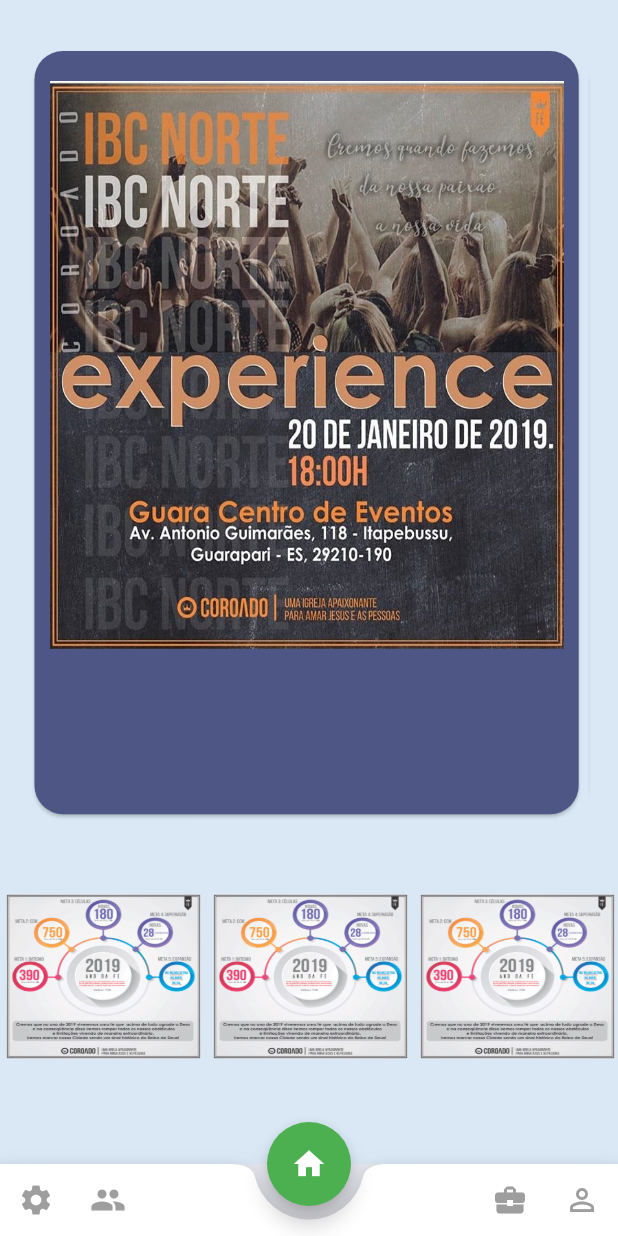
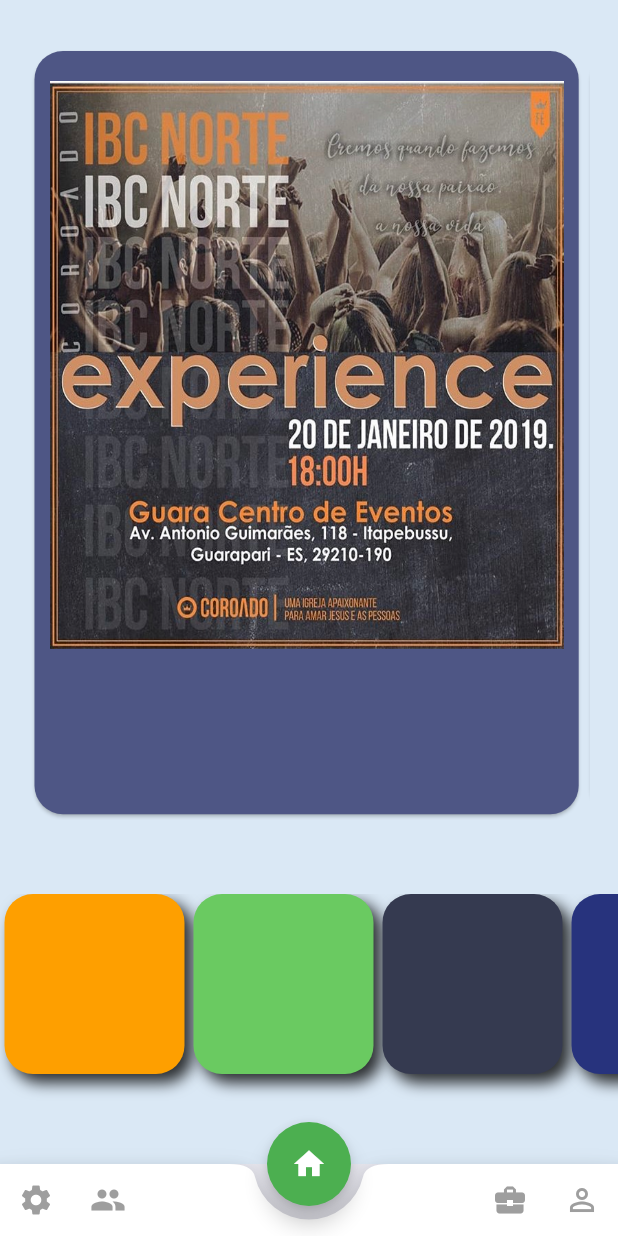
Before and after one commit to leordrigues/webchurch, a Flutter app: the screen it shows after launch, on a phone screen of 412 x 824 dp. Run offline on Flutter 3.47's test engine with Material 2 defaults, Android fonts, the phone set to English and light mode, and no system bars.

Commit message:
coloquei cor nos objetos

```diff
--- a/lib/detail_bottom.dart
+++ b/lib/detail_bottom.dart
@@ -10,15 +10,15 @@ class DetailBottom extends StatelessWidget {
             height: 180,
             color: Colors.grey [290],
             child: ListView(
-              padding: const EdgeInsets.only(bottom: 70,),
+              padding: const EdgeInsets.only(bottom: 60,),
               scrollDirection: Axis.horizontal,
               children: <Widget>[
-                Group(title: "",color: Color(0xFFFE9F00),  ),
+                Group(title: "",color: Color(0xFFFE9F00),),
                 Group(title: "",color: Color(0xFF6ACA61),),
                 Group(title: "",color: Color(0xFF353A50),),
-                Group(title: "",color: Color(0xFF27337D),),
-                Group(title: "",color: Color(0xFFFE5440),),
-                Group(title: "",color: Colors.yellow,),
+               Group(title: "",color: Color(0xFF27337D),),
+                //Group(title: "",color: Color(0xFFFE5440),),
+               // Group(title: "",color: Colors.yellow,),
               ],
             ));
   }
--- a/lib/group.dart
+++ b/lib/group.dart
@@ -17,24 +17,19 @@ class Group extends StatelessWidget {
               blurRadius: 8     //ATE AQUI
             )
           ],
-          //border: Border.all(   //BORDA
+          //border: Border.all(
           //width: 0.5,
           );
-    return Container(
-      decoration: BoxDecoration(
-                        image: DecorationImage(
-                          image: AssetImage("assets/imag2.PNG",),
-                            fit: BoxFit.fill            //Coloquei Borda na imageem
-                            )),
-          width: 130,
-          margin: const EdgeInsets.symmetric(horizontal: 4), //Separação das colunas
-         // decoration: boxDecoration,
+    return  Container(
+          width: 120,
+          margin: const EdgeInsets.symmetric(horizontal: 3), //Separação das colunas
+          decoration: boxDecoration,
       child: Text(
         title,
         style: TextStyle(
             fontSize: 19.0, fontWeight: FontWeight.w300, color: Colors.white),
       ),
-      alignment: Alignment(0.0, 0.0),
+      alignment: Alignment(20.0, 0.0),
     );
   }
 }
```
